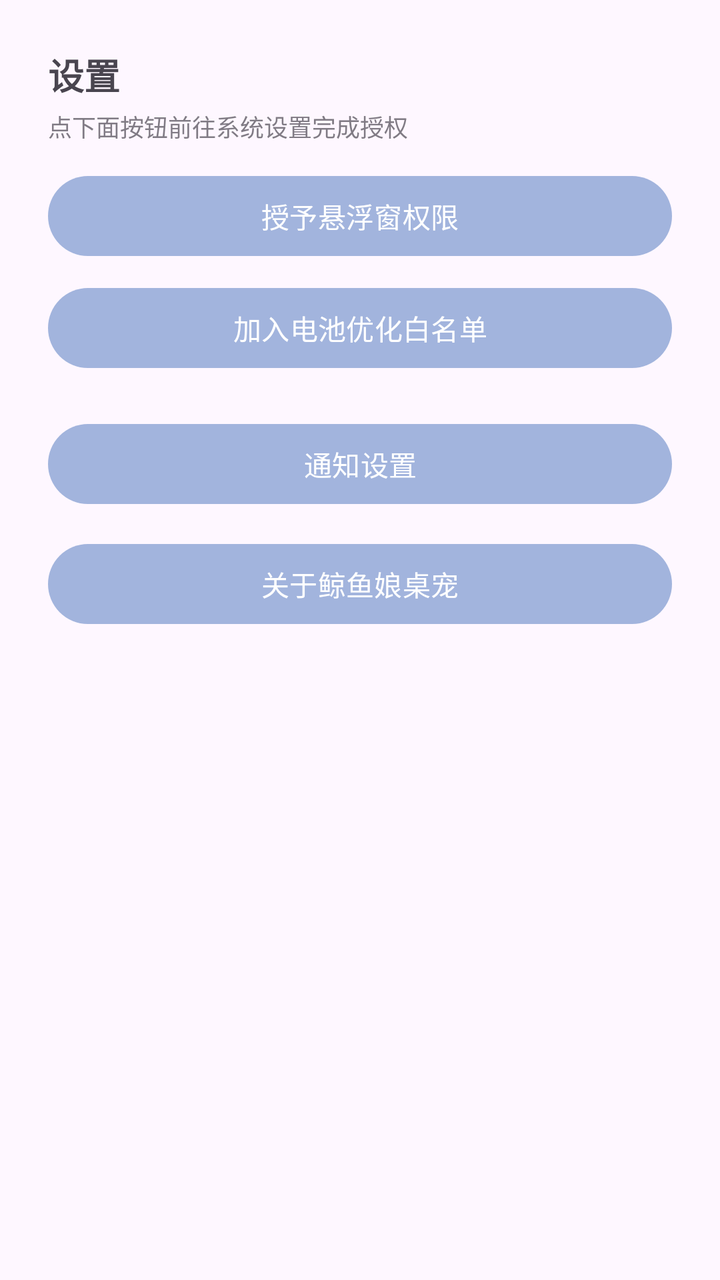
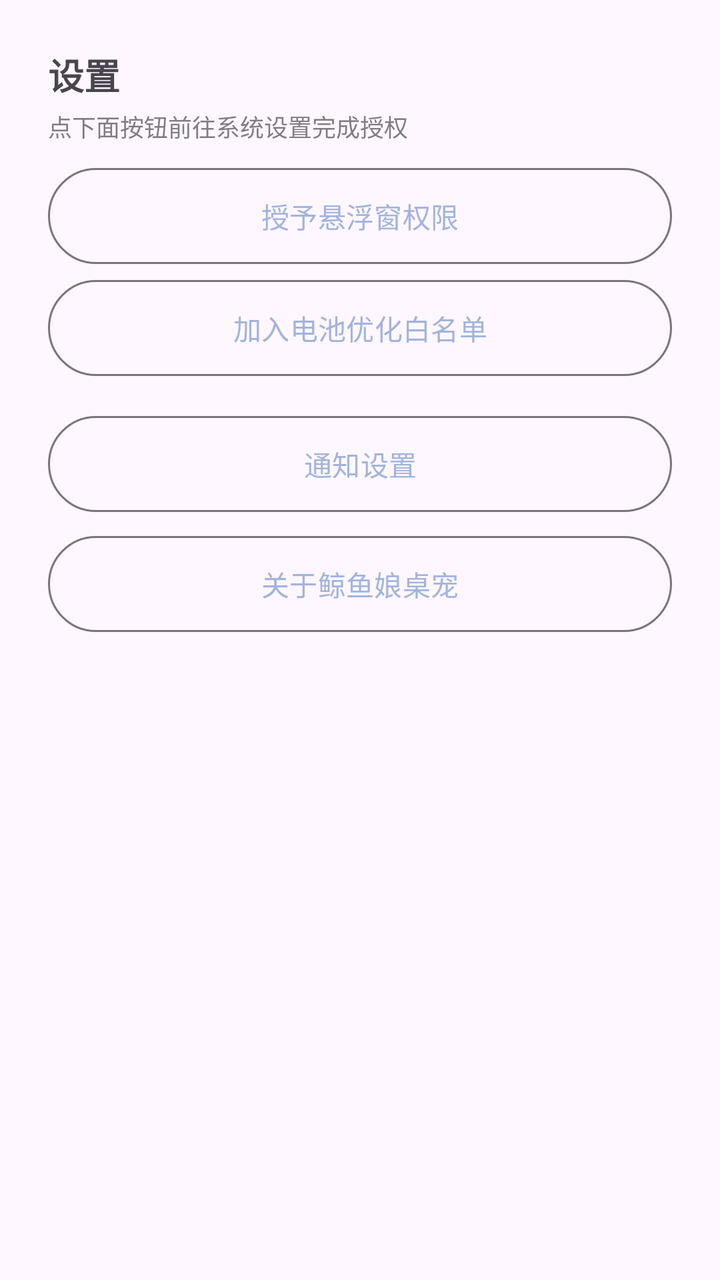

Before-and-after screenshots of an Android layout around one commit, followed by the original layout XML and the change that was made.
<!-- AndroidManifest.xml: application theme Theme.WhalePet -->
<!-- res/layout/page_settings.xml -->
<?xml version="1.0" encoding="utf-8"?>
<ScrollView xmlns:android="http://schemas.android.com/apk/res/android"
    android:layout_width="match_parent"
    android:layout_height="match_parent"
    android:fillViewport="true">

    <LinearLayout
        android:layout_width="match_parent"
        android:layout_height="wrap_content"
        android:orientation="vertical"
        android:padding="24dp">

        <TextView
            android:layout_width="wrap_content"
            android:layout_height="wrap_content"
            android:text="@string/settings_title"
            android:textSize="18sp"
            android:textStyle="bold" />

        <TextView
            android:layout_width="match_parent"
            android:layout_height="wrap_content"
            android:layout_marginTop="4dp"
            android:alpha="0.7"
            android:text="@string/settings_perm_hint"
            android:textSize="12sp" />

        
        <Button
            android:id="@+id/btn_overlay"
            android:layout_width="match_parent"
            android:layout_height="wrap_content"
            android:layout_marginTop="12dp"
            android:text="@string/grant_overlay" />

        
        <Button
            android:id="@+id/btn_battery"
            android:layout_width="match_parent"
            android:layout_height="wrap_content"
            android:layout_marginTop="8dp"
            android:text="@string/battery_whitelist" />

        
        <Button
            android:id="@+id/btn_notif_settings"
            android:layout_width="match_parent"
            android:layout_height="wrap_content"
            android:layout_marginTop="20dp"
            android:text="@string/notif_settings" />

        
        <Button
            android:id="@+id/btn_about"
            android:layout_width="match_parent"
            android:layout_height="wrap_content"
            android:layout_marginTop="12dp"
            android:text="@string/about_entry" />
    </LinearLayout>
</ScrollView>
<!-- resources referenced by this layout -->
<resources>
  <string name="about_entry">关于鲸鱼娘桌宠</string>
  <string name="battery_whitelist">加入电池优化白名单</string>
  <string name="grant_overlay">授予悬浮窗权限</string>
  <string name="notif_settings">通知设置</string>
  <string name="settings_perm_hint">点下面按钮前往系统设置完成授权</string>
  <string name="settings_title">设置</string>
  <style name="Theme.WhalePet" parent="Theme.Material3.DayNight.NoActionBar">
          
          <item name="colorPrimary">#A2B4DD</item>
          <item name="colorOnPrimary">#FFFFFF</item>
          <item name="colorPrimaryContainer">#D6DEF2</item>
          <item name="colorOnPrimaryContainer">#22315E</item>
          <item name="android:statusBarColor">@android:color/transparent</item>
      </style>
</resources>

<!-- the commit's change to res/layout/page_settings.xml (unified diff, before → after) -->
@@ -27,6 +27,7 @@
 
         
         <Button
+            style="@style/Widget.WhalePet.Button"
             android:id="@+id/btn_overlay"
             android:layout_width="match_parent"
             android:layout_height="wrap_content"
@@ -35,6 +36,7 @@
 
         
         <Button
+            style="@style/Widget.WhalePet.Button"
             android:id="@+id/btn_battery"
             android:layout_width="match_parent"
             android:layout_height="wrap_content"
@@ -43,6 +45,7 @@
 
         
         <Button
+            style="@style/Widget.WhalePet.Button"
             android:id="@+id/btn_notif_settings"
             android:layout_width="match_parent"
             android:layout_height="wrap_content"
@@ -51,6 +54,7 @@
 
         
         <Button
+            style="@style/Widget.WhalePet.Button"
             android:id="@+id/btn_about"
             android:layout_width="match_parent"
             android:layout_height="wrap_content"
<!-- resource entries referenced after the edit -->
@@ -6,6 +6,13 @@
   <string name="notif_settings">通知设置</string>
   <string name="settings_perm_hint">点下面按钮前往系统设置完成授权</string>
   <string name="settings_title">设置</string>
+  <style name="Widget.WhalePet.Button" parent="Widget.Material3.Button.OutlinedButton">
+          <item name="android:minHeight">48dp</item>
+          <item name="android:minWidth">0dp</item>
+          <item name="android:insetTop">0dp</item>
+          <item name="android:insetBottom">0dp</item>
+          <item name="android:textSize">14sp</item>
+      </style>
   <style name="Theme.WhalePet" parent="Theme.Material3.DayNight.NoActionBar">
           
           <item name="colorPrimary">#A2B4DD</item>
